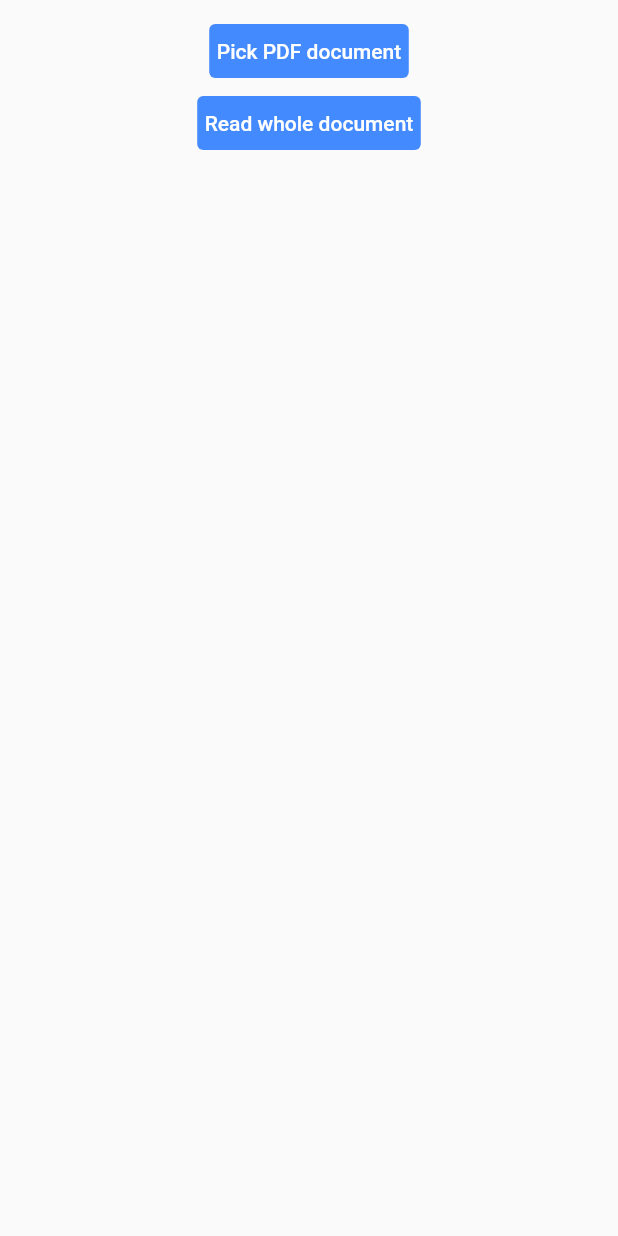
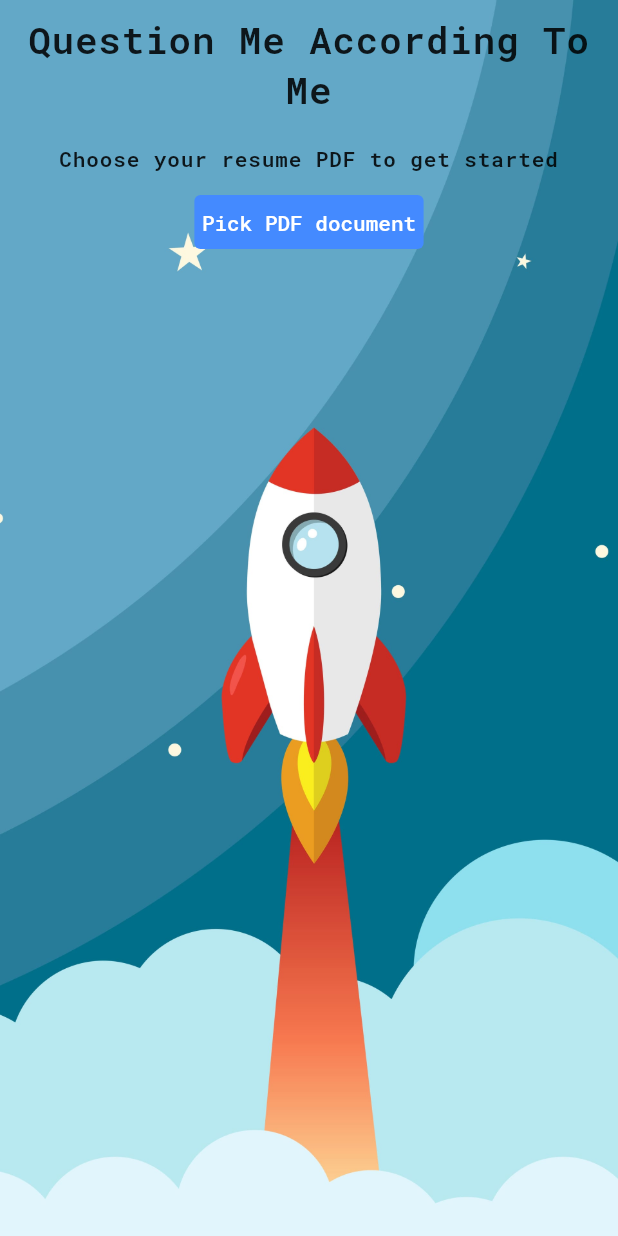
Before and after one commit to Arjun-Mishra-312/question_me, a Flutter app: the screen it shows after launch, on a phone screen of 412 x 824 dp. Run offline on Flutter 3.47's test engine with Material 2 defaults, Android fonts, the phone set to English and light mode, and no system bars; our stand-ins replace circular_countdown_timer, file_picker, google_fonts, image_picker, video_player; missing offline and left inert: pdf_text.

Commit message:
UI Updated

```diff
--- a/lib/main.dart
+++ b/lib/main.dart
@@ -1,4 +1,5 @@
 import 'package:flutter/material.dart';
+import 'package:flutter/services.dart';
 import 'package:question_me/video_recorder.dart';
 import 'pickpdf.dart';
 
@@ -9,8 +10,14 @@ void main() {
 class MyApp extends StatelessWidget {
   @override
   Widget build(BuildContext context) {
+    SystemChrome.setSystemUIOverlayStyle(SystemUiOverlayStyle(
+      systemNavigationBarColor: Color.fromRGBO(225, 245, 252, 1.0),
+      statusBarColor: Color.fromRGBO(0, 111, 138, 1.0),
+      systemNavigationBarIconBrightness: Brightness.dark,
+      systemNavigationBarDividerColor: Colors.transparent,
+    ));
     return MaterialApp(
-      title: 'Image Picker Demo',
+      debugShowCheckedModeBanner: false,
       home: PdftoText(),
     );
   }
--- a/lib/pickpdf.dart
+++ b/lib/pickpdf.dart
@@ -1,7 +1,9 @@
 import 'package:file_picker/file_picker.dart';
 import 'package:flutter/material.dart';
+import 'package:google_fonts/google_fonts.dart';
 import 'dart:async';
 import 'package:pdf_text/pdf_text.dart';
+import 'package:question_me/video_recorder.dart';
 
 class PdftoText extends StatefulWidget {
   @override
@@ -12,7 +14,7 @@ class _PdftoText extends State<PdftoText> {
   PDFDoc? _pdfDoc;
   String _text = "";
 
-  bool _buttonsEnabled = true;
+
 
   @override
   void initState() {
@@ -21,42 +23,57 @@ class _PdftoText extends State<PdftoText> {
 
   @override
   Widget build(BuildContext context) {
-    return MaterialApp(
-      home: SafeArea(
+    return SafeArea(
       child: Scaffold(
           body: Container(
+        decoration: BoxDecoration(
+          color: Colors.transparent,
+          image: DecorationImage(
+              image: AssetImage("assets/rocket-image.jpg"), fit: BoxFit.cover),
+        ),
         alignment: Alignment.center,
         padding: EdgeInsets.all(10),
         child: Column(
           children: [
+            Text(
+              "Question Me According To Me",
+              style: TextStyle(
+                  fontSize: 25, fontWeight: FontWeight.w600, letterSpacing: 0.6,fontFamily: GoogleFonts.robotoMono().fontFamily),
+              textAlign: TextAlign.center,
+            ),
+            SizedBox(height: 20),
+            Text(
+              "Choose your resume PDF to get started",
+              style: TextStyle(
+                  fontSize: 14, fontWeight: FontWeight.w600, letterSpacing: 0.6,fontFamily: GoogleFonts.robotoMono().fontFamily),
+              textAlign: TextAlign.center,
+            ),
+            SizedBox(height: 10),
             TextButton(
               child: Text(
                 "Pick PDF document",
-                  style: TextStyle(color: Colors.white),
+                style: TextStyle(color: Colors.white,fontFamily: GoogleFonts.robotoMono().fontFamily),
               ),
               style: TextButton.styleFrom(
                   padding: EdgeInsets.all(5),
                   backgroundColor: Colors.blueAccent),
               onPressed: _pickPDFText,
             ),
-              TextButton(
-                child: Text(
-                  "Read whole document",
-                  style: TextStyle(color: Colors.white),
-                ),
-                style: TextButton.styleFrom(
-                    padding: EdgeInsets.all(5),
-                    backgroundColor: Colors.blueAccent),
-                onPressed: _buttonsEnabled ? _readWholeDoc : () {},
-              ),
-              Spacer(),
-              Text(
-                _text
-              )
+            // TextButton(
+            //   child: Text(
+            //     "Read whole document",
+            //     style: TextStyle(color: Colors.white),
+            //   ),
+            //   style: TextButton.styleFrom(
+            //       padding: EdgeInsets.all(5),
+            //       backgroundColor: Colors.blueAccent),
+            //   onPressed: _buttonsEnabled ? _readWholeDoc : () {},
+            // ),
+            // Spacer(),
+            // Text(_text)
           ],
         ),
       )),
-      ),
     );
   }
 
@@ -66,6 +83,7 @@ class _PdftoText extends State<PdftoText> {
     if (filePickerResult != null) {
       _pdfDoc = await PDFDoc.fromPath(filePickerResult.files.single.path!);
       setState(() {});
+      _readWholeDoc();
     }
   }
 
@@ -75,7 +93,6 @@ class _PdftoText extends State<PdftoText> {
       return;
     }
     setState(() {
-      _buttonsEnabled = false;
     });
 
     String text = await _pdfDoc!.text;
@@ -84,7 +101,13 @@ class _PdftoText extends State<PdftoText> {
     // print(rake.rank(text));
     setState(() {
       _text = text;
-      _buttonsEnabled = true;
     });
+    Navigator.push(
+      context,
+      MaterialPageRoute(
+          builder: (context) => MyHomePage(
+                text: _text,
+              )),
+    );
   }
 }
--- a/lib/questions.dart
+++ b/lib/questions.dart
@@ -4,3 +4,8 @@ List<String> flutterQuestion =
   "What is the 'this' keyword, and what is its purpose when creating constructors?","What’s the difference between optional-positional and optional-named parameters?",
   "How do we create custom getters and setters, and what’s the advantage of doing so?","What are the 'async’ and 'await’ keywords for?","Last thoughts on Dart"
 ];
+
+List<String> pythonQuestion =
+[
+
+];
--- a/pubspec.yaml
+++ b/pubspec.yaml
@@ -37,6 +37,7 @@ dependencies:
   uuid: ^3.0.1
   optional: ^6.0.0-nullsafety.0
   rake: ^1.0.1
+  google_fonts: ^2.1.0
 
 dev_dependencies:
   flutter_test:
@@ -54,9 +55,8 @@ flutter:
   uses-material-design: true
 
   # To add assets to your application, add an assets section, like this:
-  # assets:
-  #   - images/a_dot_burr.jpeg
-  #   - images/a_dot_ham.jpeg
+  assets:
+    - assets/rocket-image.jpg
 
   # An image asset can refer to one or more resolution-specific "variants", see
   # https://flutter.dev/assets-and-images/#resolution-aware.
```
Also changed, not shown: lib/response_screen.dart (+28 -5 lines), lib/video_recorder.dart (+21 -7 lines), assets/rocket-image.jpg (added), pubspec.lock. Lines whose indentation alone changed are shown as unchanged.
